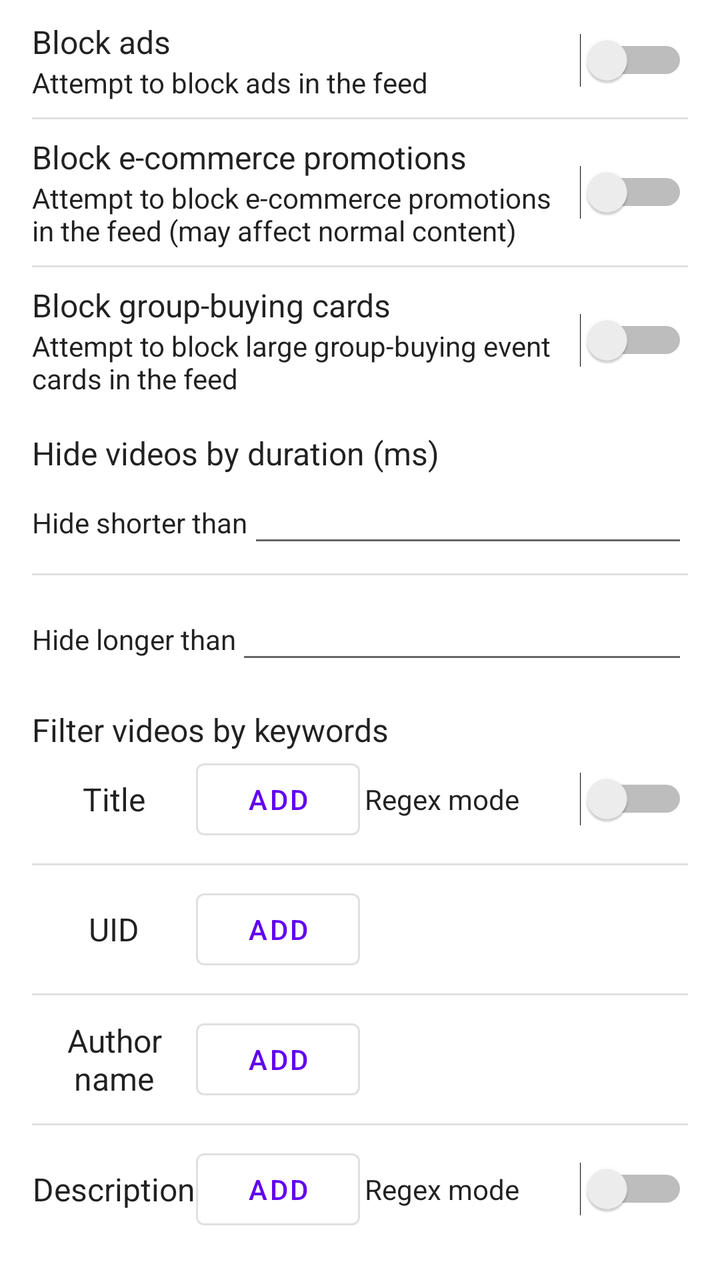
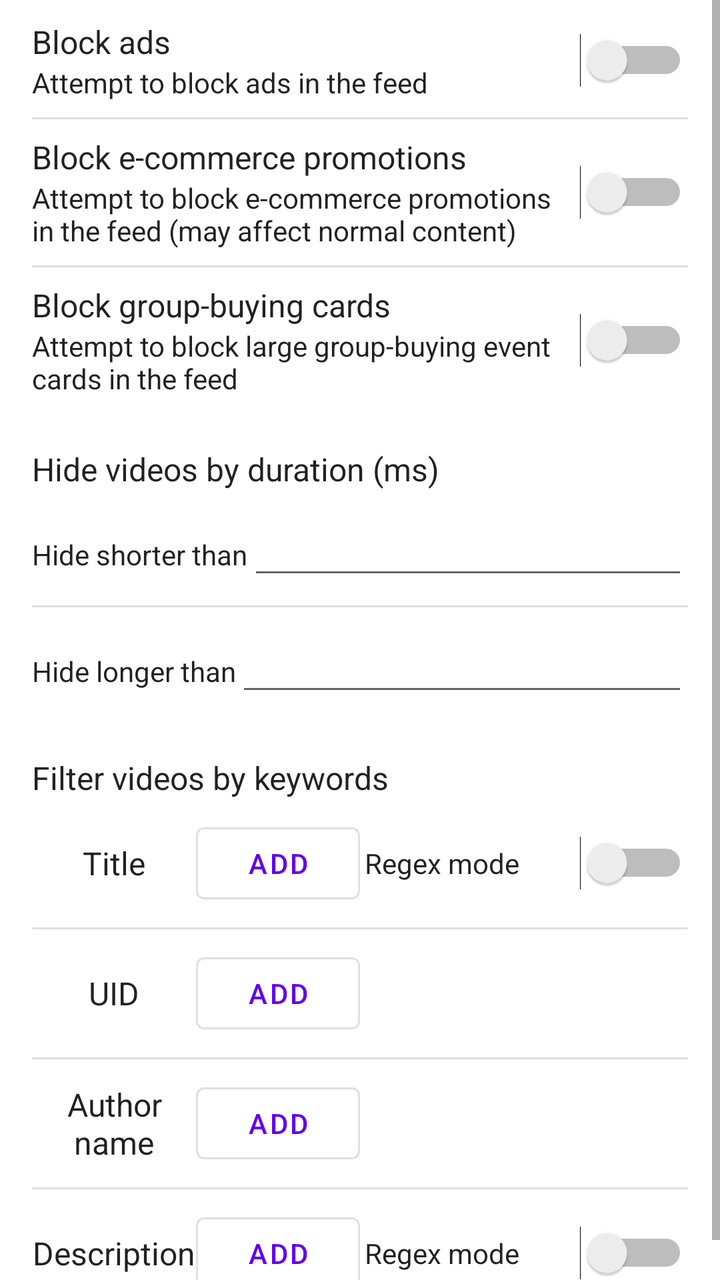

Compare the two renders of this Android layout. The source of the first and the diff that turns it into the second are given below.
<!-- AndroidManifest.xml: application theme Theme.DouyinEnhancer -->
<!-- res/layout/recommended_feed_filter_dialog.xml -->
<?xml version="1.0" encoding="utf-8"?>
<ScrollView xmlns:android="http://schemas.android.com/apk/res/android"
    android:layout_width="match_parent"
    android:layout_height="match_parent">

    <LinearLayout
        android:layout_width="match_parent"
        android:layout_height="wrap_content"
        android:orientation="vertical"
        android:paddingStart="16dp"
        android:paddingEnd="16dp"
        android:paddingTop="10dp"
        android:paddingBottom="10dp">

        <LinearLayout
            android:layout_width="match_parent"
            android:layout_height="wrap_content"
            android:orientation="horizontal"
            android:background="?android:attr/selectableItemBackground"
            android:gravity="center_vertical">

            <LinearLayout
                android:layout_width="0dp"
                android:layout_height="wrap_content"
                android:layout_weight="1"
                android:orientation="vertical">

                <TextView
                    android:layout_width="match_parent"
                    android:layout_height="wrap_content"
                    android:text="@string/recommended_feed_filter_block_ad_title"
                    android:textAppearance="?android:attr/textAppearanceListItem" />

                <TextView
                    android:layout_width="match_parent"
                    android:layout_height="wrap_content"
                    android:text="@string/recommended_feed_filter_block_ad_summary"
                    android:textAppearance="?android:attr/textAppearanceListItemSecondary" />
            </LinearLayout>

            <Switch
                android:id="@+id/switch_hide_ad"
                android:layout_width="wrap_content"
                android:layout_height="wrap_content" />
        </LinearLayout>

        <View
            android:layout_width="match_parent"
            android:layout_height="1dp"
            android:layout_marginTop="8dp"
            android:layout_marginBottom="8dp"
            android:background="?android:attr/listDivider" />

        <LinearLayout
            android:layout_width="match_parent"
            android:layout_height="wrap_content"
            android:orientation="horizontal"
            android:background="?android:attr/selectableItemBackground"
            android:gravity="center_vertical">

            <LinearLayout
                android:layout_width="0dp"
                android:layout_height="wrap_content"
                android:layout_weight="1"
                android:orientation="vertical">

                <TextView
                    android:layout_width="match_parent"
                    android:layout_height="wrap_content"
                    android:text="@string/recommended_feed_filter_block_ecom_aweme_title"
                    android:textAppearance="?android:attr/textAppearanceListItem" />

                <TextView
                    android:layout_width="match_parent"
                    android:layout_height="wrap_content"
                    android:text="@string/recommended_feed_filter_block_ecom_aweme_summary"
                    android:textAppearance="?android:attr/textAppearanceListItemSecondary" />
            </LinearLayout>

            <Switch
                android:id="@+id/switch_hide_ecom_aweme"
                android:layout_width="wrap_content"
                android:layout_height="wrap_content" />
        </LinearLayout>

        <View
            android:layout_width="match_parent"
            android:layout_height="1dp"
            android:layout_marginTop="8dp"
            android:layout_marginBottom="8dp"
            android:background="?android:attr/listDivider" />

        <LinearLayout
            android:layout_width="match_parent"
            android:layout_height="wrap_content"
            android:orientation="horizontal"
            android:background="?android:attr/selectableItemBackground"
            android:gravity="center_vertical">

            <LinearLayout
                android:layout_width="0dp"
                android:layout_height="wrap_content"
                android:layout_weight="1"
                android:orientation="vertical">

                <TextView
                    android:layout_width="match_parent"
                    android:layout_height="wrap_content"
                    android:text="@string/recommended_feed_filter_block_groupon_large_card_title"
                    android:textAppearance="?android:attr/textAppearanceListItem" />

                <TextView
                    android:layout_width="match_parent"
                    android:layout_height="wrap_content"
                    android:text="@string/recommended_feed_filter_block_groupon_large_card_summary"
                    android:textAppearance="?android:attr/textAppearanceListItemSecondary" />
            </LinearLayout>

            <Switch
                android:id="@+id/switch_hide_groupon_large_card"
                android:layout_width="wrap_content"
                android:layout_height="wrap_content" />
        </LinearLayout>

        <View
            android:layout_width="match_parent"
            android:layout_height="1dp"
            android:layout_marginTop="8dp"
            android:layout_marginBottom="8dp" />

        <TextView
            android:layout_width="match_parent"
            android:layout_height="wrap_content"
            android:text="@string/recommended_feed_filter_hide_by_duration_title"
            android:textAppearance="?android:attr/textAppearanceListItem" />

        <LinearLayout
            android:layout_width="match_parent"
            android:layout_height="match_parent"
            android:orientation="horizontal"
            android:background="?android:attr/selectableItemBackground">

            <TextView
                android:layout_width="wrap_content"
                android:layout_height="wrap_content"
                android:text="@string/recommended_feed_filter_hide_by_short_duration"
                android:textAppearance="?android:attr/textAppearanceListItemSecondary" />

            <EditText
                android:id="@+id/edit_short_duration"
                android:layout_width="match_parent"
                android:layout_height="wrap_content"
                android:inputType="number" />
        </LinearLayout>

        <View
            android:layout_width="match_parent"
            android:layout_height="1dp"
            android:layout_marginTop="8dp"
            android:layout_marginBottom="8dp"
            android:background="?android:attr/listDivider" />

        <LinearLayout
            android:layout_width="match_parent"
            android:layout_height="match_parent"
            android:orientation="horizontal"
            android:background="?android:attr/selectableItemBackground">

            <TextView
                android:layout_width="wrap_content"
                android:layout_height="wrap_content"
                android:text="@string/recommended_feed_filter_hide_by_long_duration"
                android:textAppearance="?android:attr/textAppearanceListItemSecondary" />

            <EditText
                android:id="@+id/edit_long_duration"
                android:layout_width="match_parent"
                android:layout_height="wrap_content"
                android:inputType="number" />
        </LinearLayout>

        <View
            android:layout_width="match_parent"
            android:layout_height="1dp"
            android:layout_marginTop="8dp"
            android:layout_marginBottom="8dp" />

        <TextView
            android:layout_width="match_parent"
            android:layout_height="wrap_content"
            android:text="@string/recommended_feed_filter_keywords_title"
            android:textAppearance="?android:attr/textAppearanceListItem" />

        <LinearLayout
            android:layout_width="match_parent"
            android:layout_height="wrap_content"
            android:orientation="vertical">

            <LinearLayout
                android:layout_width="match_parent"
                android:layout_height="wrap_content"
                android:orientation="horizontal"
                android:gravity="center_vertical"
                android:background="?android:attr/selectableItemBackground">

                <TextView
                    android:layout_width="0dp"
                    android:layout_height="wrap_content"
                    android:layout_weight="1"
                    android:gravity="center"
                    android:text="@string/recommended_feed_filter_group_title"
                    android:textAppearance="?android:attr/textAppearanceListItem" />

                <Button
                    android:id="@+id/btn_add_title"
                    android:layout_width="0dp"
                    android:layout_height="wrap_content"
                    android:layout_weight="1"
                    android:text="@string/add"
                    style="?attr/materialButtonOutlinedStyle" />

                <TextView
                    android:layout_width="0dp"
                    android:layout_height="wrap_content"
                    android:layout_weight="1"
                    android:gravity="center"
                    android:text="@string/regex_mode"
                    android:textAppearance="?android:attr/textAppearanceListItemSecondary" />

                <Switch
                    android:id="@+id/switch_title_regex"
                    android:layout_width="0dp"
                    android:layout_height="wrap_content"
                    android:layout_weight="1"
                    android:gravity="center" />
            </LinearLayout>

            <LinearLayout
                android:id="@+id/group_aweme_title"
                android:layout_width="match_parent"
                android:layout_height="wrap_content"
                android:orientation="vertical" />
        </LinearLayout>

        <View
            android:layout_width="match_parent"
            android:layout_height="1dp"
            android:layout_marginTop="8dp"
            android:layout_marginBottom="8dp"
            android:background="?android:attr/listDivider" />

        <LinearLayout
            android:layout_width="match_parent"
            android:layout_height="wrap_content"
            android:orientation="vertical">

            <LinearLayout
                android:layout_width="match_parent"
                android:layout_height="wrap_content"
                android:background="?android:attr/selectableItemBackground"
                android:gravity="center_vertical"
                android:orientation="horizontal">

                <TextView
                    android:layout_width="0dp"
                    android:layout_height="wrap_content"
                    android:layout_weight="1"
                    android:gravity="center"
                    android:text="@string/recommended_feed_filter_group_uid"
                    android:textAppearance="?android:attr/textAppearanceListItem" />

                <Button
                    android:id="@+id/btn_add_uid"
                    android:layout_width="0dp"
                    android:layout_height="wrap_content"
                    android:layout_weight="1"
                    android:text="@string/add"
                    style="?attr/materialButtonOutlinedStyle" />

                <View
                    android:layout_width="0dp"
                    android:layout_height="0dp"
                    android:layout_weight="2" />
            </LinearLayout>

            <LinearLayout
                android:id="@+id/group_author_uid"
                android:layout_width="match_parent"
                android:layout_height="wrap_content"
                android:orientation="vertical" />
        </LinearLayout>

        <View
            android:layout_width="match_parent"
            android:layout_height="1dp"
            android:layout_marginTop="8dp"
            android:layout_marginBottom="8dp"
            android:background="?android:attr/listDivider" />

        <LinearLayout
            android:layout_width="match_parent"
            android:layout_height="wrap_content"
            android:orientation="vertical">

            <LinearLayout
                android:layout_width="match_parent"
                android:layout_height="wrap_content"
                android:orientation="horizontal"
                android:gravity="center_vertical"
                android:background="?android:attr/selectableItemBackground">

                <TextView
                    android:layout_width="0dp"
                    android:layout_height="wrap_content"
                    android:layout_weight="1"
                    android:gravity="center"
                    android:text="@string/recommended_feed_filter_group_author_nickname"
                    android:textAppearance="?android:attr/textAppearanceListItem" />

                <Button
                    android:id="@+id/btn_add_author_nickname"
                    android:layout_width="0dp"
                    android:layout_height="wrap_content"
                    android:layout_weight="1"
                    android:text="@string/add"
                    style="?attr/materialButtonOutlinedStyle" />

                <View
                    android:layout_width="0dp"
                    android:layout_height="0dp"
                    android:layout_weight="2" />
            </LinearLayout>

            <LinearLayout
                android:id="@+id/group_author_nickname"
                android:layout_width="match_parent"
                android:layout_height="wrap_content"
                android:orientation="vertical" />
        </LinearLayout>

        <View
            android:layout_width="match_parent"
            android:layout_height="1dp"
            android:layout_marginTop="8dp"
            android:layout_marginBottom="8dp"
            android:background="?android:attr/listDivider" />

        <LinearLayout
            android:layout_width="match_parent"
            android:layout_height="wrap_content"
            android:orientation="vertical">

            <LinearLayout
                android:layout_width="match_parent"
                android:layout_height="wrap_content"
                android:orientation="horizontal"
                android:gravity="center_vertical"
                android:background="?android:attr/selectableItemBackground">

                <TextView
                    android:layout_width="0dp"
                    android:layout_height="wrap_content"
                    android:layout_weight="1"
                    android:gravity="center"
                    android:text="@string/recommended_feed_filter_group_desc"
                    android:textAppearance="?android:attr/textAppearanceListItem" />

                <Button
                    android:id="@+id/btn_add_desc"
                    android:layout_width="0dp"
                    android:layout_height="wrap_content"
                    android:layout_weight="1"
                    android:text="@string/add"
                    style="?attr/materialButtonOutlinedStyle" />

                <TextView
                    android:layout_width="0dp"
                    android:layout_height="wrap_content"
                    android:layout_weight="1"
                    android:gravity="center"
                    android:text="@string/regex_mode"
                    android:textAppearance="?android:attr/textAppearanceListItemSecondary" />

                <Switch
                    android:id="@+id/switch_desc_regex"
                    android:layout_width="0dp"
                    android:layout_height="wrap_content"
                    android:layout_weight="1"
                    android:gravity="center" />
            </LinearLayout>

            <LinearLayout
                android:id="@+id/group_aweme_desc"
                android:layout_width="match_parent"
                android:layout_height="wrap_content"
                android:orientation="vertical" />
        </LinearLayout>

    </LinearLayout>
</ScrollView>
<!-- resources referenced by this layout -->
<resources>
  <string name="add">Add</string>
  <string name="recommended_feed_filter_block_ad_summary">Attempt to block ads in the feed</string>
  <string name="recommended_feed_filter_block_ad_title">Block ads</string>
  <string name="recommended_feed_filter_block_ecom_aweme_summary">Attempt to block e-commerce promotions in the feed (may affect normal content)</string>
  <string name="recommended_feed_filter_block_ecom_aweme_title">Block e-commerce promotions</string>
  <string name="recommended_feed_filter_block_groupon_large_card_summary">Attempt to block large group-buying event cards in the feed</string>
  <string name="recommended_feed_filter_block_groupon_large_card_title">Block group-buying cards</string>
  <string name="recommended_feed_filter_group_author_nickname">Author name</string>
  <string name="recommended_feed_filter_group_desc">Description</string>
  <string name="recommended_feed_filter_group_title">Title</string>
  <string name="recommended_feed_filter_group_uid">UID</string>
  <string name="recommended_feed_filter_hide_by_duration_title">Hide videos by duration (ms)</string>
  <string name="recommended_feed_filter_hide_by_long_duration">Hide longer than</string>
  <string name="recommended_feed_filter_hide_by_short_duration">Hide shorter than</string>
  <string name="recommended_feed_filter_keywords_title">Filter videos by keywords</string>
  <string name="regex_mode">Regex mode</string>
  <style name="Theme.DouyinEnhancer" parent="Theme.MaterialComponents.DayNight.DarkActionBar">
          
          <item name="colorPrimary">@color/purple_500</item>
          <item name="colorPrimaryVariant">@color/purple_700</item>
          <item name="colorOnPrimary">@color/white</item>
          
          <item name="colorSecondary">@color/teal_200</item>
          <item name="colorSecondaryVariant">@color/teal_700</item>
          <item name="colorOnSecondary">@color/black</item>
          
          <item name="android:statusBarColor">?attr/colorPrimaryVariant</item>
          
      </style>
  <color name="purple_500">#FF6200EE</color>
  <color name="purple_700">#FF3700B3</color>
  <color name="white">#FFFFFFFF</color>
  <color name="teal_200">#FF03DAC5</color>
  <color name="teal_700">#FF018786</color>
  <color name="black">#FF000000</color>
</resources>

<!-- the commit's change to res/layout/recommended_feed_filter_dialog.xml (unified diff, before → after) -->
@@ -132,7 +132,9 @@
             android:layout_width="match_parent"
             android:layout_height="wrap_content"
             android:text="@string/recommended_feed_filter_hide_by_duration_title"
-            android:textAppearance="?android:attr/textAppearanceListItem" />
+            android:textAppearance="?android:attr/textAppearanceListItem"
+            android:layout_marginTop="8dp"
+            android:layout_marginBottom="8dp" />
 
         <LinearLayout
             android:layout_width="match_parent"
@@ -189,7 +191,9 @@
             android:layout_width="match_parent"
             android:layout_height="wrap_content"
             android:text="@string/recommended_feed_filter_keywords_title"
-            android:textAppearance="?android:attr/textAppearanceListItem" />
+            android:textAppearance="?android:attr/textAppearanceListItem"
+            android:layout_marginTop="8dp"
+            android:layout_marginBottom="8dp" />
 
         <LinearLayout
             android:layout_width="match_parent"
